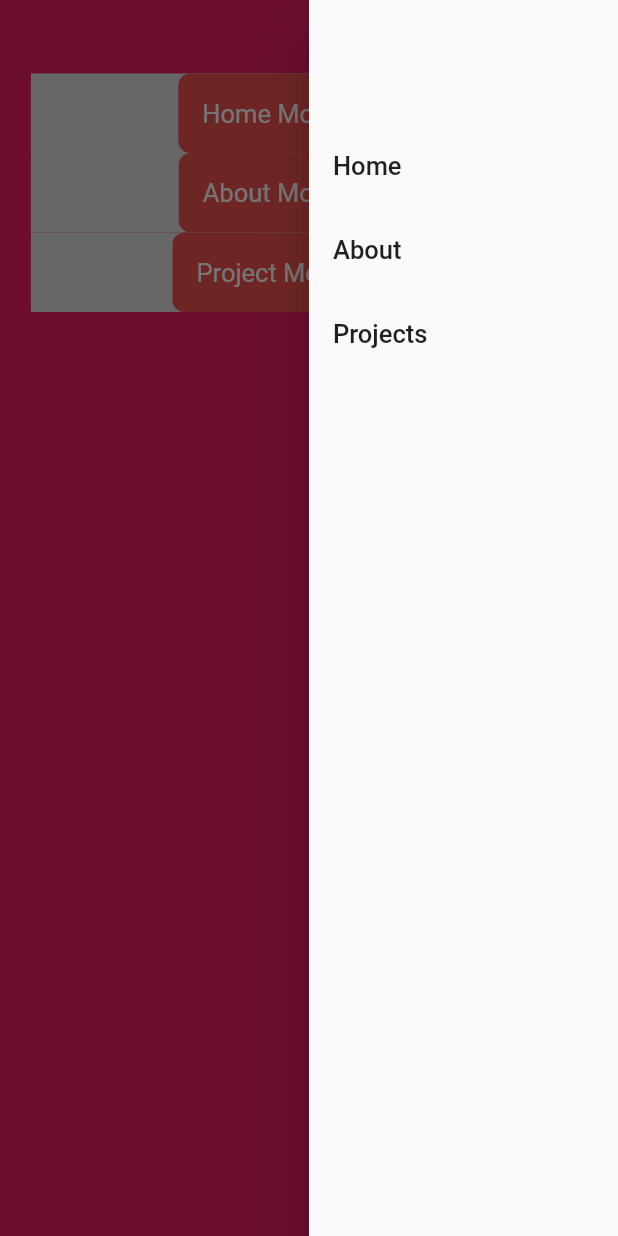
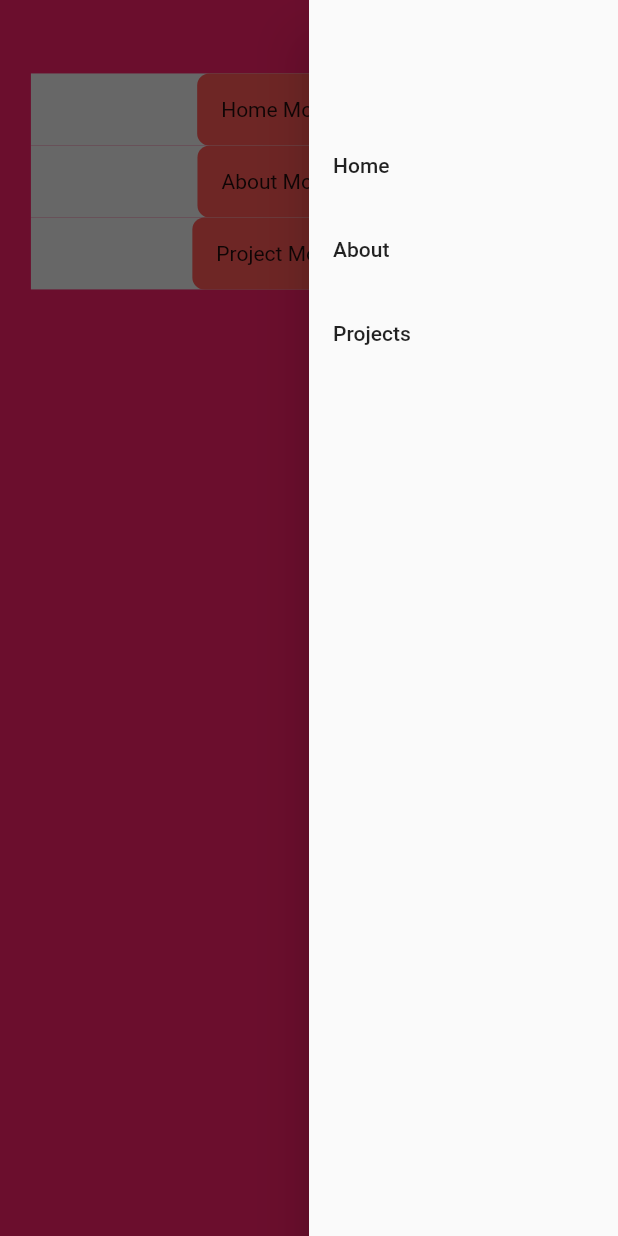
Before and after one commit to ksananth/Flutter, a Flutter app: the screen it shows after launch, after a tap on the "menu" icon, on a phone screen of 412 x 824 dp. Run offline on Flutter 3.47's test engine with Material 2 defaults, Android fonts, the phone set to English and light mode, and no system bars; drawn by our look-alikes of scrollable_positioned_list; our stand-ins replace font_awesome_flutter, lottie, shared_preferences.

Commit message:
Apply dark theme from styles

```diff
--- a/lib/main.dart
+++ b/lib/main.dart
@@ -1,14 +1,20 @@
 import 'package:flutter/material.dart';
 import 'package:my_app/homepage.dart';
+import 'package:provider/provider.dart';
+import 'Styles.dart';
+import 'repository/dark_theme_repository.dart';
 
 void main() {
   runApp(const MyApp());
 }
 
-class MyApp extends StatelessWidget {
+class MyApp extends StatefulWidget {
   const MyApp({Key? key}) : super(key: key);
 
   @override
+  _MyAppState createState() => _MyAppState();
+
+/*@override
   Widget build(BuildContext context) {
     return MaterialApp(
       title: 'Flutter Demo',
@@ -38,5 +44,38 @@
       ),
       home: const MyHomePage(title: 'Flutter Demo Home Page'),
     );
+  }*/
+}
+
+class _MyAppState extends State<MyApp> {
+  DarkThemeProvider themeChangeProvider = DarkThemeProvider();
+
+  @override
+  void initState() {
+    super.initState();
+    getCurrentAppTheme();
+  }
+
+  void getCurrentAppTheme() async {
+    themeChangeProvider.darkTheme =
+        await themeChangeProvider.darkThemePreference.getTheme();
+  }
+
+  @override
+  Widget build(BuildContext context) {
+    return ChangeNotifierProvider(
+      create: (_) {
+        return themeChangeProvider;
+      },
+      child: Consumer<DarkThemeProvider>(
+        builder: (BuildContext context, value, Widget? child) {
+          return MaterialApp(
+            debugShowCheckedModeBanner: false,
+            theme: Styles.themeData(themeChangeProvider.darkTheme, context),
+            home: const MyHomePage(title: 'Flutter Demo Home Page'),
+          );
+        },
+      ),
+    );
   }
 }
--- a/pubspec.yaml
+++ b/pubspec.yaml
@@ -39,6 +39,7 @@
   swipeable_button_view: ^0.0.2
   font_awesome_flutter: ^10.1.0
   shared_preferences: ^2.0.15
+  provider: ^6.0.3
 
 dev_dependencies:
   flutter_test:
```
Also changed, not shown: pubspec.lock, 1 other file.
